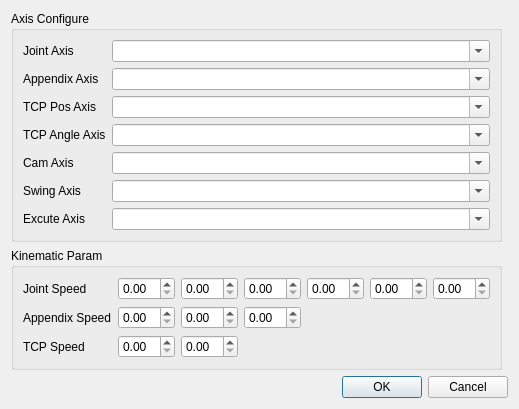
lazyshawn/robot-teachpad, file forms/resource/advanceConfigWindow.ui: the form before one commit.
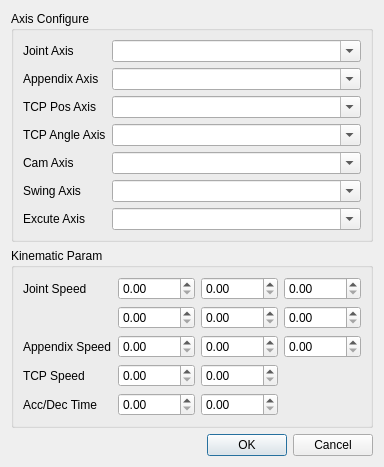
The form after the commit.

Commit message: perf: dwell time input

What changed in the file:
```diff
--- a/forms/resource/advanceConfigWindow.ui
+++ b/forms/resource/advanceConfigWindow.ui
@@ -6,8 +6,8 @@
    <rect>
     <x>0</x>
     <y>0</y>
-    <width>411</width>
-    <height>305</height>
+    <width>248</width>
+    <height>355</height>
    </rect>
   </property>
   <property name="windowTitle">
@@ -127,38 +127,52 @@
       <string>Kinematic Param</string>
      </property>
      <layout class="QGridLayout" name="gridLayout">
-      <item row="0" column="7">
-       <widget class="QDoubleSpinBox" name="doubleSpinBox_4"/>
+      <item row="3" column="2">
+       <widget class="QDoubleSpinBox" name="doubleSpinBox_10">
+        <property name="maximum">
+         <double>10000.000000000000000</double>
+        </property>
+       </widget>
       </item>
-      <item row="1" column="3">
-       <widget class="QDoubleSpinBox" name="doubleSpinBox_8"/>
+      <item row="4" column="3">
+       <widget class="QDoubleSpinBox" name="doubleSpinBox_13"/>
       </item>
-      <item row="0" column="0" colspan="2">
-       <widget class="QLabel" name="label_8">
-        <property name="text">
-         <string>Joint Speed</string>
+      <item row="2" column="3">
+       <widget class="QDoubleSpinBox" name="doubleSpinBox_8">
+        <property name="maximum">
+         <double>10000.000000000000000</double>
         </property>
        </widget>
       </item>
-      <item row="1" column="2">
-       <widget class="QDoubleSpinBox" name="doubleSpinBox_7"/>
-      </item>
-      <item row="2" column="2">
-       <widget class="QDoubleSpinBox" name="doubleSpinBox_10"/>
-      </item>
-      <item row="0" column="8">
-       <widget class="QDoubleSpinBox" name="doubleSpinBox_5"/>
-      </item>
-      <item row="0" column="5">
-       <widget class="QDoubleSpinBox" name="doubleSpinBox_3"/>
+      <item row="3" column="3">
+       <widget class="QDoubleSpinBox" name="doubleSpinBox_11">
+        <property name="maximum">
+         <double>100.000000000000000</double>
+        </property>
+       </widget>
       </item>
       <item row="0" column="2">
-       <widget class="QDoubleSpinBox" name="doubleSpinBox"/>
+       <widget class="QDoubleSpinBox" name="doubleSpinBox">
+        <property name="maximum">
+         <double>1000.000000000000000</double>
+        </property>
+       </widget>
       </item>
-      <item row="0" column="9">
-       <widget class="QDoubleSpinBox" name="doubleSpinBox_6"/>
+      <item row="2" column="2">
+       <widget class="QDoubleSpinBox" name="doubleSpinBox_7">
+        <property name="maximum">
+         <double>10000.000000000000000</double>
+        </property>
+       </widget>
       </item>
-      <item row="1" column="0" colspan="2">
+      <item row="4" column="0">
+       <widget class="QLabel" name="label_11">
+        <property name="text">
+         <string>Acc/Dec Time</string>
+        </property>
+       </widget>
+      </item>
+      <item row="2" column="0" colspan="2">
        <widget class="QLabel" name="label_9">
         <property name="sizePolicy">
          <sizepolicy hsizetype="Preferred" vsizetype="Preferred">
@@ -171,26 +185,69 @@
         </property>
        </widget>
       </item>
-      <item row="1" column="5">
-       <widget class="QDoubleSpinBox" name="doubleSpinBox_9"/>
-      </item>
-      <item row="2" column="0">
+      <item row="3" column="0">
        <widget class="QLabel" name="label_10">
         <property name="text">
          <string>TCP Speed</string>
         </property>
        </widget>
       </item>
-      <item row="2" column="3">
-       <widget class="QDoubleSpinBox" name="doubleSpinBox_11"/>
+      <item row="4" column="2">
+       <widget class="QDoubleSpinBox" name="doubleSpinBox_12"/>
+      </item>
+      <item row="0" column="0" colspan="2">
+       <widget class="QLabel" name="label_8">
+        <property name="text">
+         <string>Joint Speed</string>
+        </property>
+       </widget>
       </item>
       <item row="0" column="3">
-       <widget class="QDoubleSpinBox" name="doubleSpinBox_2"/>
+       <widget class="QDoubleSpinBox" name="doubleSpinBox_2">
+        <property name="maximum">
+         <double>1000.000000000000000</double>
+        </property>
+       </widget>
+      </item>
+      <item row="1" column="2">
+       <widget class="QDoubleSpinBox" name="doubleSpinBox_4">
+        <property name="maximum">
+         <double>1000.000000000000000</double>
+        </property>
+       </widget>
+      </item>
+      <item row="1" column="3">
+       <widget class="QDoubleSpinBox" name="doubleSpinBox_5">
+        <property name="maximum">
+         <double>1000.000000000000000</double>
+        </property>
+       </widget>
+      </item>
+      <item row="1" column="4">
+       <widget class="QDoubleSpinBox" name="doubleSpinBox_6">
+        <property name="maximum">
+         <double>1000.000000000000000</double>
+        </property>
+       </widget>
+      </item>
+      <item row="0" column="4">
+       <widget class="QDoubleSpinBox" name="doubleSpinBox_3">
+        <property name="maximum">
+         <double>1000.000000000000000</double>
+        </property>
+       </widget>
+      </item>
+      <item row="2" column="4">
+       <widget class="QDoubleSpinBox" name="doubleSpinBox_9">
+        <property name="maximum">
+         <double>10000.000000000000000</double>
+        </property>
+       </widget>
       </item>
      </layout>
     </widget>
    </item>
-   <item row="2" column="0" colspan="2">
+   <item row="2" column="0">
     <widget class="QDialogButtonBox" name="buttonBox">
      <property name="orientation">
       <enum>Qt::Horizontal</enum>
```
The commit also changes 3 other files.
